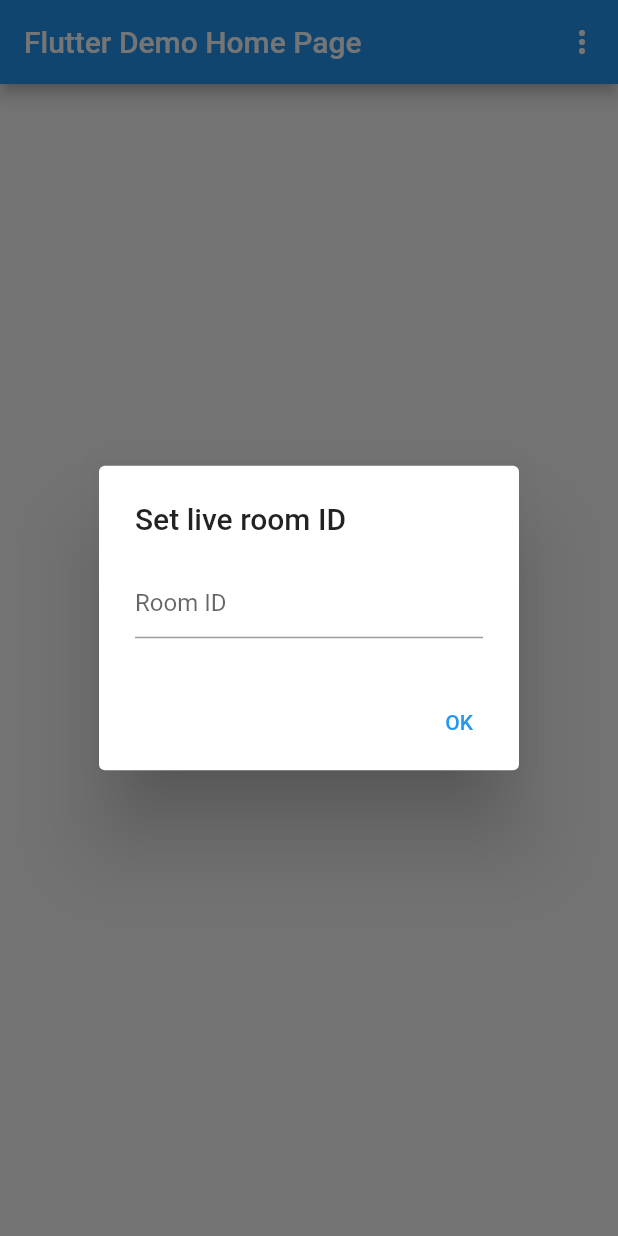
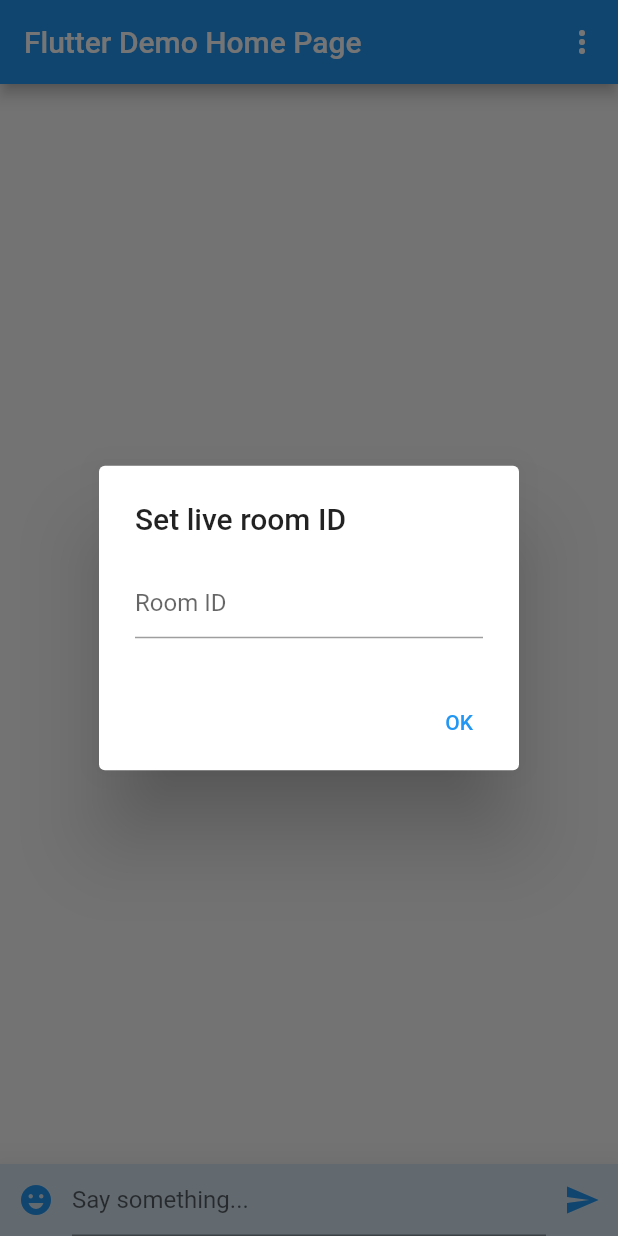
Before and after one commit to Kazurin-775/bililive_chat_fl, a Flutter app: the screen it shows after launch, on a phone screen of 412 x 824 dp. Run offline on Flutter 3.47's test engine with Material 2 defaults, Android fonts, the phone set to English and light mode, and no system bars; our stand-ins replace badges, cached_network_image, dio, font_awesome_flutter, logger, shared_preferences and 2 more; missing offline and left inert: bililive_api_fl, dio_http_cache, dio_throttler; accounts and stored records are empty; Roboto replaces fonts that are missing (Microsoft YaHei UI); statements that could not run were skipped.

Commit message:
Add `MessageInputWidget`

```diff
--- a/lib/main.dart
+++ b/lib/main.dart
@@ -3,6 +3,7 @@ import 'package:provider/provider.dart';
 
 import 'global.dart';
 import 'messages/multi.dart';
+import 'widgets/input.dart';
 
 void main() async {
   await Global.init();
@@ -88,7 +89,10 @@ class _HomePageState extends State<MyHomePage> {
           ),
         ],
       ),
-      body: Consumer<MultiRoomProvider>(
+      body: Column(
+        children: [
+          Expanded(
+            child: Consumer<MultiRoomProvider>(
               builder: (context, provider, child) {
                 // Scroll to bottom at the end of this frame
                 if (!_scrollLock) {
@@ -127,6 +131,10 @@ class _HomePageState extends State<MyHomePage> {
                 );
               },
             ),
+          ),
+          const MessageInputWidget(),
+        ],
+      ),
     );
   }
 
--- /dev/null
+++ b/lib/widgets/input.dart
@@ -0,0 +1,51 @@
+import 'package:flutter/material.dart';
+
+class MessageInputWidget extends StatefulWidget {
+  const MessageInputWidget({super.key});
+
+  @override
+  State<StatefulWidget> createState() => _MessageInputWidgetState();
+}
+
+class _MessageInputWidgetState extends State<MessageInputWidget> {
+  @override
+  Widget build(BuildContext context) {
+    return Material(
+      elevation: 20,
+      // Use a mixture of (a very small portion of) app primary color and light
+      // gray to create some contrast between the content zone and the input
+      // zone.
+      // TODO: any better design choices for this?
+      color: Color.alphaBlend(
+        Colors.blue.withOpacity(0.15),
+        // Theme.of(context).scaffoldBackgroundColor,
+        Colors.grey.shade100,
+      ),
+      child: Row(
+        children: [
+          // Open emotion / sticker drawer
+          IconButton(
+            onPressed: () {},
+            icon: const Icon(Icons.emoji_emotions),
+            color: Colors.blue,
+          ),
+          // Text field
+          const Expanded(
+            child: TextField(
+              decoration: InputDecoration(
+                hintText: 'Say something...',
+                focusedBorder: InputBorder.none,
+              ),
+            ),
+          ),
+          // Send button
+          IconButton(
+            onPressed: () {},
+            icon: const Icon(Icons.send),
+            color: Colors.blue,
+          ),
+        ],
+      ),
+    );
+  }
+}
```
Lines whose indentation alone changed are shown as unchanged.
